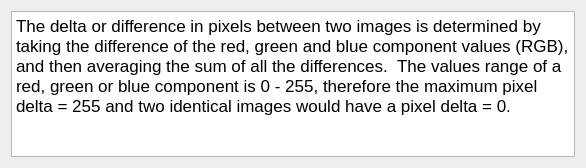
First picture: the form in Help/helppixeldelta.ui, repository towhee/Winnow64, before the edit.
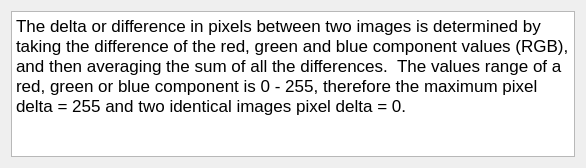
Second picture: the form after the edit.

The edit to the form file:
```diff
--- a/Help/helppixeldelta.ui
+++ b/Help/helppixeldelta.ui
@@ -23,9 +23,9 @@
 hr { height: 1px; border-width: 0; }
 li.unchecked::marker { content: &quot;\2610&quot;; }
 li.checked::marker { content: &quot;\2612&quot;; }
-&lt;/style&gt;&lt;/head&gt;&lt;body style=&quot; font-family:'Segoe UI'; font-size:9pt; font-weight:400; font-style:normal;&quot;&gt;
-&lt;p style=&quot; margin-top:0px; margin-bottom:0px; margin-left:0px; margin-right:0px; -qt-block-indent:0; text-indent:0px;&quot;&gt;&lt;span style=&quot; font-family:'.AppleSystemUIFont'; font-size:13pt;&quot;&gt;The delta or difference in pixels between two images is determined by taking the difference of the red, green and blue component values (RGB), and then averaging the sum of all the differences.  The values range of a red, green or blue component is 0 - 255, therefore the maximum pixel delta = 255 and two identical images would have a pixel delta = 0. &lt;/span&gt;&lt;/p&gt;
-&lt;p style=&quot;-qt-paragraph-type:empty; margin-top:0px; margin-bottom:0px; margin-left:0px; margin-right:0px; -qt-block-indent:0; text-indent:0px; font-family:'.AppleSystemUIFont'; font-size:13pt;&quot;&gt;&lt;br /&gt;&lt;/p&gt;&lt;/body&gt;&lt;/html&gt;</string>
+&lt;/style&gt;&lt;/head&gt;&lt;body style=&quot; font-family:'.AppleSystemUIFont'; font-size:13pt; font-weight:400; font-style:normal;&quot;&gt;
+&lt;p style=&quot; margin-top:0px; margin-bottom:0px; margin-left:0px; margin-right:0px; -qt-block-indent:0; text-indent:0px;&quot;&gt;The delta or difference in pixels between two images is determined by taking the difference of the red, green and blue component values (RGB), and then averaging the sum of all the differences.  The values range of a red, green or blue component is 0 - 255, therefore the maximum pixel delta = 255 and two identical images pixel delta = 0. &lt;/p&gt;
+&lt;p style=&quot;-qt-paragraph-type:empty; margin-top:0px; margin-bottom:0px; margin-left:0px; margin-right:0px; -qt-block-indent:0; text-indent:0px;&quot;&gt;&lt;br /&gt;&lt;/p&gt;&lt;/body&gt;&lt;/html&gt;</string>
      </property>
     </widget>
    </item>
```
